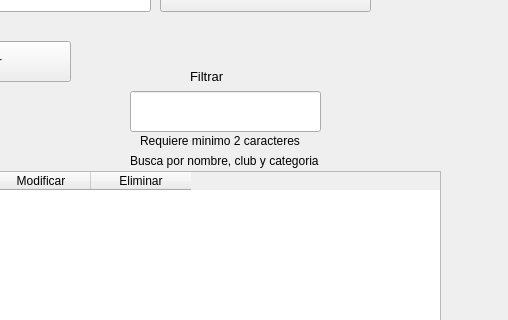
This is qt/athletesView.ui in germang2/CrossfitTimer as Qt 5 draws it before an edit; both pictures show x 580 to 1088 and y 239 to 559 of the 1088 by 764 pixel window. The edited form follows.
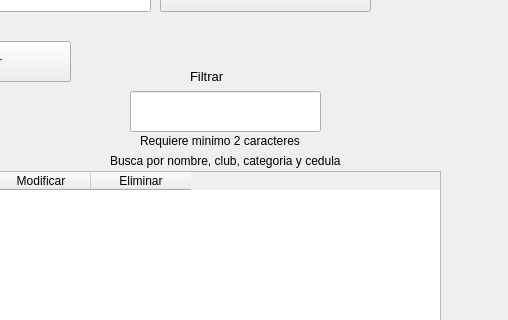
This is the edited form.

Commit message: update label to seach athletes, adding filter by nit

What changed in the file:
```diff
--- a/qt/athletesView.ui
+++ b/qt/athletesView.ui
@@ -536,14 +536,14 @@
   <widget class="QLabel" name="label_10">
    <property name="geometry">
     <rect>
-     <x>710</x>
-     <y>390</y>
-     <width>211</width>
-     <height>20</height>
+     <x>690</x>
+     <y>389</y>
+     <width>261</width>
+     <height>21</height>
     </rect>
    </property>
    <property name="text">
-    <string>Busca por nombre, club y categoria</string>
+    <string>Busca por nombre, club, categoria y cedula</string>
    </property>
   </widget>
   <widget class="QLineEdit" name="ed_dorsal">
```
The commit also changes 1 other file.
